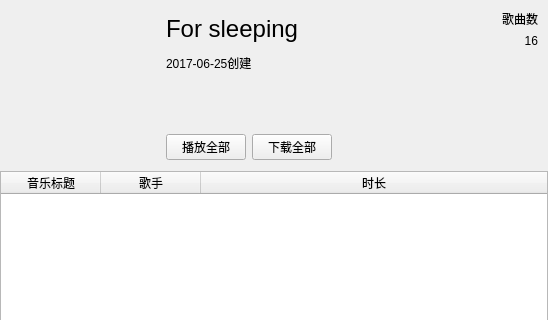
Before: the Qt Designer form scrollContentWidget/usermusicwidget.ui in tongtianli/QtMusicPlayer, drawn with Qt 5; both pictures show x 0 to 548 and y 0 to 320 of the 548 by 497 pixel window.
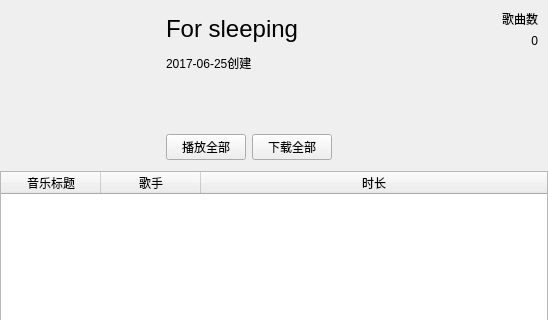
After: the same form once the commit is applied. Custom widgets are drawn as their Qt base class.

Commit message: change to dialog successfully, 弹出的界面能显示在右侧界面上方了

Patch:
```diff
--- a/scrollContentWidget/usermusicwidget.ui
+++ b/scrollContentWidget/usermusicwidget.ui
@@ -103,7 +103,7 @@
            <item>
             <widget class="QLabel" name="numLbl">
              <property name="text">
-              <string>16</string>
+              <string>0</string>
              </property>
              <property name="alignment">
               <set>Qt::AlignRight|Qt::AlignTrailing|Qt::AlignVCenter</set>
```
The commit also changes 5 other files.
